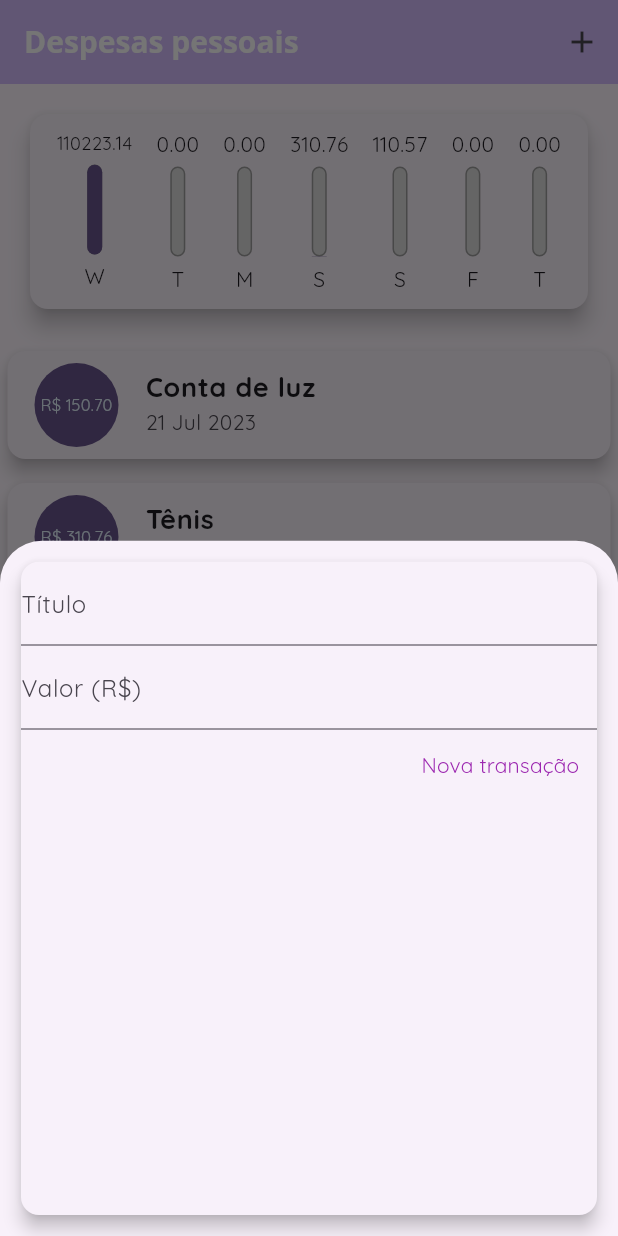
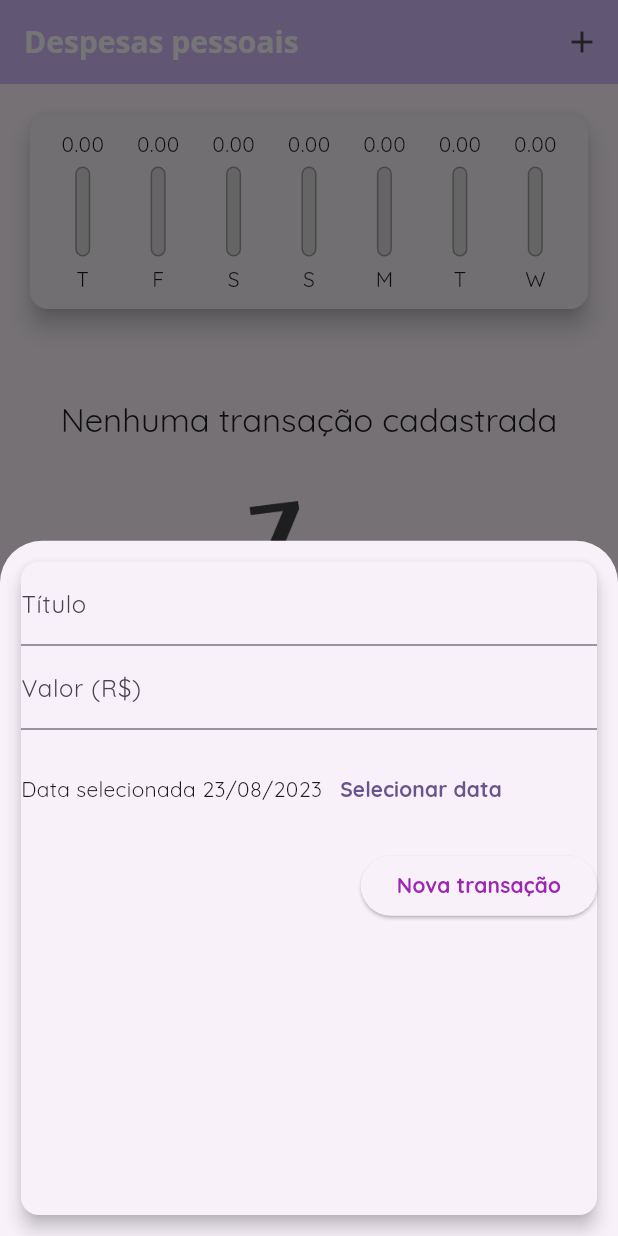
Before and after one commit to WagaoCarvalhoDev/personal_expenses, a Flutter app: the screen it shows after launch, after a tap on the "add" icon, on a phone screen of 412 x 824 dp. Run offline on Flutter 3.47's test engine with Material 2 defaults, Android fonts, the phone set to English and light mode, and no system bars.

Commit message:
refactor: dateTime

```diff
--- a/lib/components/chart.dart
+++ b/lib/components/chart.dart
@@ -24,14 +24,11 @@ class Chart extends StatelessWidget {
         }
       }
 
-      print(DateFormat.E().format(weekDay)[0]);
-      print(totalSum);
-
       return {
         'day': DateFormat.E().format(weekDay)[0],
         'value': totalSum,
       };
-    });
+    }).reversed.toList();
   }
 
   double get _weekTotalValue {
@@ -56,10 +53,10 @@ class Chart extends StatelessWidget {
               child: ChartBar(
                 label: tr['day'],
                 value: tr['value'],
-                percentage: tr['value'] / _weekTotalValue,
+                percentage:
+                    _weekTotalValue == 0 ? 0 : tr['value'] / _weekTotalValue,
               ),
             );
-            return Text('${tr['day']}: ${tr['value']}');
           }).toList(),
         ),
       ),
--- a/lib/components/chart_bar.dart
+++ b/lib/components/chart_bar.dart
@@ -16,8 +16,11 @@ class ChartBar extends StatelessWidget {
   Widget build(BuildContext context) {
     return Column(
       children: [
-        FittedBox(
-          child: Text('${value.toStringAsFixed(2)}'),
+        SizedBox(
+          height: 20,
+          child: FittedBox(
+            child: Text(value.toStringAsFixed(2)),
+          ),
         ),
         const SizedBox(height: 5),
         SizedBox(
--- a/lib/components/transaction_form.dart
+++ b/lib/components/transaction_form.dart
@@ -1,31 +1,44 @@
 import 'package:flutter/material.dart';
+import 'package:intl/intl.dart';
 
 class TransactionForm extends StatefulWidget {
   const TransactionForm({super.key, required this.onSubmit});
 
-  final Function(String, double) onSubmit;
+  final Function(String, double, DateTime) onSubmit;
 
   @override
   State<TransactionForm> createState() => _TransactionFormState();
 }
 
 class _TransactionFormState extends State<TransactionForm> {
-  final titleController = TextEditingController();
-
-  final valueProductController = TextEditingController();
+  final _titleController = TextEditingController();
+  final _valueProductController = TextEditingController();
+  DateTime? _selectedDate = DateTime.now();
 
   _submitForm() {
-    final title = titleController.text;
-    final value = double.tryParse(
-          valueProductController.text,
-        ) ??
-        0.0;
+    final title = _titleController.text;
+    final value = double.tryParse(_valueProductController.text) ?? 0.0;
 
-    if (title.isEmpty || value <= 0) {
+    if (title.isEmpty || value <= 0 || _selectedDate == null) {
       return;
     }
 
-    widget.onSubmit(title, value);
+    widget.onSubmit(title, value, _selectedDate!);
+  }
+
+  _showDatePicker() {
+    showDatePicker(
+      context: context,
+      initialDate: DateTime.now(),
+      firstDate: DateTime(2019),
+      lastDate: DateTime.now(),
+    ).then((pickedDate) {
+      if (pickedDate != null) {
+        setState(() {
+          _selectedDate = pickedDate;
+        });
+      }
+    });
   }
 
   @override
@@ -37,27 +50,52 @@ class _TransactionFormState extends State<TransactionForm> {
         child: Column(
           children: [
             TextField(
-              controller: titleController,
+              controller: _titleController,
               decoration: const InputDecoration(labelText: 'Título'),
               onSubmitted: (_) => _submitForm(),
             ),
             TextField(
-              controller: valueProductController,
+              controller: _valueProductController,
               keyboardType: const TextInputType.numberWithOptions(
                 decimal: true,
               ),
               decoration: const InputDecoration(labelText: 'Valor (R\$)'),
               onSubmitted: (_) => _submitForm(),
             ),
+            SizedBox(
+              height: 80,
+              child: Row(
+                children: [
+                  Text(_selectedDate == null
+                      ? 'Nenhuma data selecionada'
+                      : 'Data selecionada ${DateFormat('d/MM/y').format(_selectedDate!)}'),
+                  TextButton(
+                    onPressed: _showDatePicker,
+                    child: Expanded(
+                      child: Text(
+                        'Selecionar data',
+                        style: TextStyle(
+                          color: Theme.of(context).primaryColor,
+                          fontWeight: FontWeight.bold,
+                        ),
+                      ),
+                    ),
+                  )
+                ],
+              ),
+            ),
             Row(
               mainAxisAlignment: MainAxisAlignment.end,
               children: [
-                TextButton(
+                ElevatedButton(
                   onPressed: _submitForm,
-                  child: const Text('Nova transação',
-                      style: TextStyle(
-                        color: Colors.purple,
-                      )),
+                  child: const Text(
+                    'Nova transação',
+                    style: TextStyle(
+                      color: Colors.purple,
+                      fontWeight: FontWeight.bold,
+                    ),
+                  ),
                 ),
               ],
             ),
--- a/lib/data/transactions_data.dart
+++ b/lib/data/transactions_data.dart
@@ -2,35 +2,11 @@ import 'package:personal_expenses/models/transaction.dart';
 
 class TransactionsData {
   static final transactions = <Transaction>[
-    Transaction(
+    /*Transaction(
       id: 't0',
       title: 'Conta de luz',
       value: 150.70,
       date: DateTime.now().subtract(const Duration(days: 33)),
-    ),
-    Transaction(
-      id: 't1',
-      title: 'Tênis',
-      value: 310.76,
-      date: DateTime.now().subtract(const Duration(days: 3)),
-    ),
-    Transaction(
-      id: 't2',
-      title: 'Camisa',
-      value: 110.57,
-      date: DateTime.now().subtract(const Duration(days: 4)),
-    ),
-    Transaction(
-      id: 't3',
-      title: 'Cartão de crédito',
-      value: 110211.57,
-      date: DateTime.now(),
-    ),
-    Transaction(
-      id: 't4',
-      title: 'Cinto',
-      value: 11.57,
-      date: DateTime.now(),
-    ),
+    ),*/
   ];
 }
--- a/lib/home_page.dart
+++ b/lib/home_page.dart
@@ -24,13 +24,13 @@ class _MyHomePageState extends State<HomePage> {
     }).toList();
   }
 
-  _addTransaction(String title, double value) {
+  _addTransaction(String title, double value, DateTime date) {
     final List<Transaction> transactions = TransactionsData.transactions;
     final newTransaction = Transaction(
       id: Random().nextDouble().toString(),
       title: title,
       value: value,
-      date: DateTime.now(),
+      date: date,
     );
     setState(() {
       transactions.add(newTransaction);
```
Also changed, not shown: pubspec.lock.
